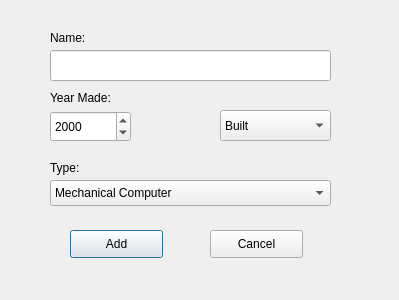
Qt form addcomputerdialog.ui (marthagb/VLN1-Skil-3) before a commit.
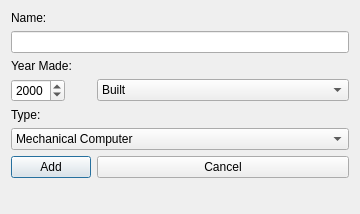
The same form after that commit.

What changed in the file:
```diff
--- a/addcomputerdialog.ui
+++ b/addcomputerdialog.ui
@@ -6,117 +6,33 @@
    <rect>
     <x>0</x>
     <y>0</y>
-    <width>399</width>
-    <height>300</height>
+    <width>360</width>
+    <height>214</height>
    </rect>
   </property>
   <property name="windowTitle">
    <string>Add Computer</string>
   </property>
-  <widget class="QLineEdit" name="computerNameLineEdit">
-   <property name="geometry">
-    <rect>
-     <x>50</x>
-     <y>50</y>
-     <width>281</width>
-     <height>31</height>
-    </rect>
-   </property>
-  </widget>
-  <widget class="QComboBox" name="computerBuiltComboBox">
-   <property name="geometry">
-    <rect>
-     <x>220</x>
-     <y>110</y>
-     <width>111</width>
-     <height>31</height>
-    </rect>
-   </property>
-   <item>
-    <property name="text">
-     <string>Built</string>
-    </property>
-   </item>
-   <item>
-    <property name="text">
-     <string>Not built</string>
-    </property>
-   </item>
-  </widget>
+  <layout class="QFormLayout" name="formLayout">
+   <item row="0" column="0">
   <widget class="QLabel" name="computerNameLabel">
-   <property name="geometry">
-    <rect>
-     <x>50</x>
-     <y>30</y>
-     <width>55</width>
-     <height>16</height>
-    </rect>
-   </property>
    <property name="text">
     <string>Name:</string>
    </property>
   </widget>
+   </item>
+   <item row="1" column="0" colspan="2">
+    <widget class="QLineEdit" name="computerNameLineEdit"/>
+   </item>
+   <item row="2" column="0">
   <widget class="QLabel" name="computerYearLabel">
-   <property name="geometry">
-    <rect>
-     <x>50</x>
-     <y>90</y>
-     <width>71</width>
-     <height>16</height>
-    </rect>
-   </property>
    <property name="text">
     <string>Year Made:</string>
    </property>
   </widget>
-  <widget class="QLabel" name="computerTypeLabel">
-   <property name="geometry">
-    <rect>
-     <x>50</x>
-     <y>160</y>
-     <width>61</width>
-     <height>16</height>
-    </rect>
-   </property>
-   <property name="text">
-    <string>Type:</string>
-   </property>
-  </widget>
-  <widget class="QPushButton" name="addComputerButton">
-   <property name="geometry">
-    <rect>
-     <x>70</x>
-     <y>230</y>
-     <width>93</width>
-     <height>28</height>
-    </rect>
-   </property>
-   <property name="text">
-    <string>Add</string>
-   </property>
-  </widget>
-  <widget class="QPushButton" name="cancelAddComputerButton">
-   <property name="geometry">
-    <rect>
-     <x>210</x>
-     <y>230</y>
-     <width>93</width>
-     <height>28</height>
-    </rect>
-   </property>
-   <property name="text">
-    <string>Cancel</string>
-   </property>
-  </widget>
+   </item>
+   <item row="3" column="0">
   <widget class="QDateEdit" name="yearMadeEdit">
-   <property name="geometry">
-    <rect>
-     <x>50</x>
-     <y>111</y>
-     <width>81</width>
-     <height>31</height>
-    </rect>
-   </property>
    <property name="font">
     <font>
      <pointsize>9</pointsize>
@@ -133,15 +49,30 @@
     <string>yyyy</string>
    </property>
   </widget>
+   </item>
+   <item row="3" column="1">
+    <widget class="QComboBox" name="computerBuiltComboBox">
+     <item>
+      <property name="text">
+       <string>Built</string>
+      </property>
+     </item>
+     <item>
+      <property name="text">
+       <string>Not built</string>
+      </property>
+     </item>
+    </widget>
+   </item>
+   <item row="4" column="0">
+    <widget class="QLabel" name="computerTypeLabel">
+     <property name="text">
+      <string>Type:</string>
+     </property>
+    </widget>
+   </item>
+   <item row="5" column="0" colspan="2">
   <widget class="QComboBox" name="computerTypeComboBox">
-   <property name="geometry">
-    <rect>
-     <x>50</x>
-     <y>180</y>
-     <width>281</width>
-     <height>26</height>
-    </rect>
-   </property>
    <item>
     <property name="text">
      <string>Mechanical Computer</string>
@@ -158,6 +89,22 @@
     </property>
    </item>
   </widget>
+   </item>
+   <item row="6" column="0">
+    <widget class="QPushButton" name="addComputerButton">
+     <property name="text">
+      <string>Add</string>
+     </property>
+    </widget>
+   </item>
+   <item row="6" column="1">
+    <widget class="QPushButton" name="cancelAddComputerButton">
+     <property name="text">
+      <string>Cancel</string>
+     </property>
+    </widget>
+   </item>
+  </layout>
  </widget>
  <tabstops>
   <tabstop>computerNameLineEdit</tabstop>
```
Lines whose indentation alone changed are shown as unchanged.
